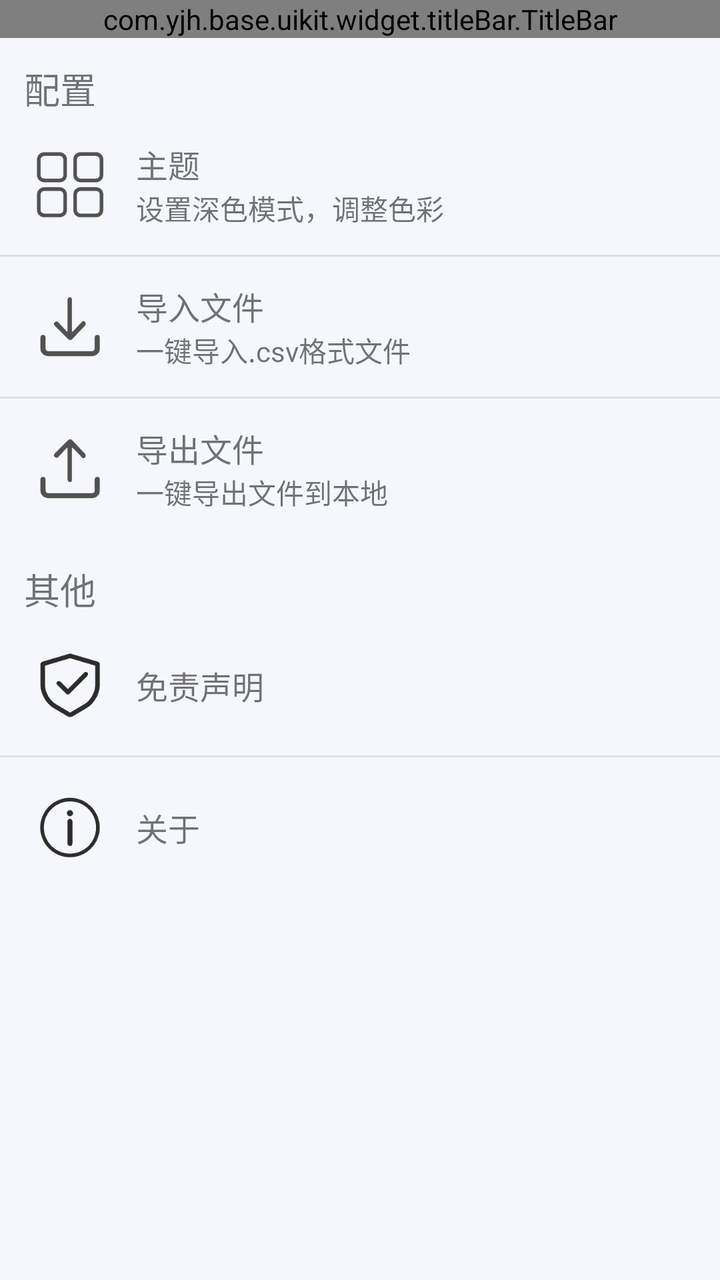
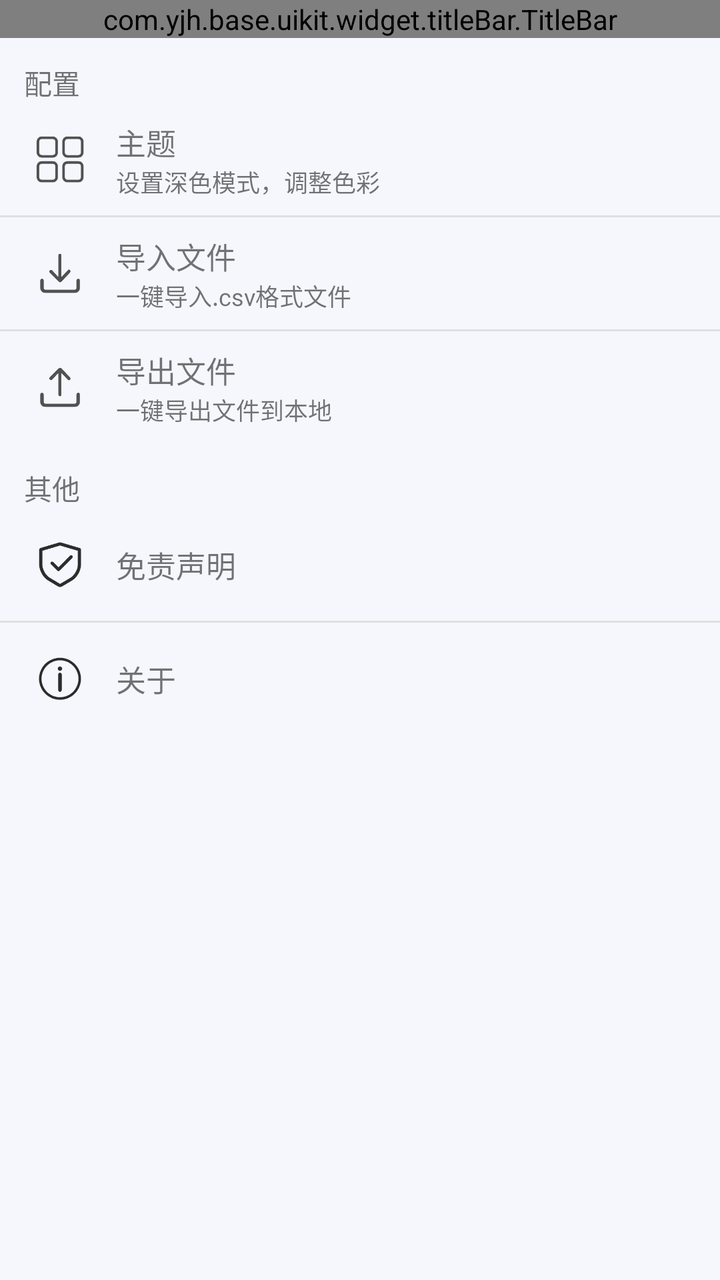

Screens rendered from an Android XML layout before and after an edit, with the pre-edit source and the edit as a unified diff.
<!-- AndroidManifest.xml: application theme Theme.Base -->
<!-- res/layout/ac_setting.xml -->
<?xml version="1.0" encoding="utf-8"?>
<androidx.constraintlayout.widget.ConstraintLayout xmlns:android="http://schemas.android.com/apk/res/android"
    xmlns:app="http://schemas.android.com/apk/res-auto"
    android:layout_width="match_parent"
    android:layout_height="match_parent"
    android:background="@color/grey_backGround">

    <com.yjh.base.uikit.widget.titleBar.TitleBar
        android:id="@+id/title_bar"
        android:layout_width="0dp"
        android:layout_height="wrap_content"
        android:background="@color/grey_backGround"
        app:layout_constraintEnd_toEndOf="parent"
        app:layout_constraintStart_toStartOf="parent"
        app:layout_constraintTop_toTopOf="parent" />

    <TextView
        android:id="@+id/tv_title_01"
        android:layout_width="match_parent"
        android:layout_height="wrap_content"
        android:text="配置"
        android:textSize="18dp"
        android:layout_margin="12dp"
        app:layout_constraintTop_toBottomOf="@id/title_bar"/>

    <androidx.constraintlayout.widget.ConstraintLayout
        android:id="@+id/cl_01"
        android:layout_width="match_parent"
        android:layout_height="wrap_content"
        android:clickable="true"
        android:focusable="true"
        android:padding="10dp"
        android:background="?attr/selectableItemBackground"
        app:layout_constraintTop_toBottomOf="@id/tv_title_01"
        app:layout_constraintStart_toStartOf="parent">

        <ImageView
            android:id="@+id/iv_01"
            android:layout_width="50dp"
            android:layout_height="50dp"
            android:padding="8dp"
            android:src="@drawable/pic_setting_theme"
            app:layout_constraintStart_toStartOf="parent"
            app:layout_constraintTop_toTopOf="parent"/>

        <TextView
            android:id="@+id/tv_main_01"
            android:layout_width="wrap_content"
            android:layout_height="wrap_content"
            android:text="主题"
            android:textSize="16dp"
            android:layout_marginStart="8dp"
            app:layout_constraintStart_toEndOf="@id/iv_01"
            app:layout_constraintBottom_toTopOf="@id/tv_01"
            app:layout_constraintTop_toTopOf="parent"
            app:layout_constraintVertical_chainStyle="packed"/>

        <TextView
            android:id="@+id/tv_01"
            android:layout_width="wrap_content"
            android:layout_height="wrap_content"
            android:text="设置深色模式，调整色彩"
            android:layout_marginStart="8dp"
            app:layout_constraintStart_toEndOf="@id/iv_01"
            app:layout_constraintBottom_toBottomOf="@id/iv_01"
            app:layout_constraintTop_toBottomOf="@id/tv_main_01"/>


    </androidx.constraintlayout.widget.ConstraintLayout>

    <View
        android:id="@+id/v_01"
        android:layout_width="match_parent"
        android:layout_height="1dp"
        android:background="#E0E0E0"
        app:layout_constraintTop_toBottomOf="@id/cl_01"/>

    <androidx.constraintlayout.widget.ConstraintLayout
        android:id="@+id/cl_02"
        android:padding="10dp"
        android:layout_width="match_parent"
        android:layout_height="wrap_content"
        app:layout_constraintTop_toBottomOf="@id/v_01"
        app:layout_constraintStart_toStartOf="parent">

        <ImageView
            android:id="@+id/iv_02"
            android:layout_width="50dp"
            android:layout_height="50dp"
            android:padding="10dp"
            android:src="@drawable/pic_setting_import"
            app:layout_constraintStart_toStartOf="parent"
            app:layout_constraintTop_toTopOf="parent"/>

        <TextView
            android:id="@+id/tv_main_02"
            android:layout_width="wrap_content"
            android:layout_height="wrap_content"
            android:text="导入文件"
            android:textSize="16dp"
            android:layout_marginStart="8dp"
            app:layout_constraintVertical_chainStyle="packed"
            app:layout_constraintStart_toEndOf="@id/iv_02"
            app:layout_constraintBottom_toTopOf="@id/tv_02"
            app:layout_constraintTop_toTopOf="parent" />

        <TextView
            android:id="@+id/tv_02"
            android:layout_width="wrap_content"
            android:layout_height="wrap_content"
            android:text="一键导入.csv格式文件"
            android:layout_marginStart="8dp"
            app:layout_constraintStart_toEndOf="@id/iv_02"
            app:layout_constraintBottom_toBottomOf="@id/iv_02"
            app:layout_constraintTop_toBottomOf="@id/tv_main_02"/>


    </androidx.constraintlayout.widget.ConstraintLayout>

    <View
        android:id="@+id/v_02"
        android:layout_width="match_parent"
        android:layout_height="1dp"
        android:background="#E0E0E0"
        app:layout_constraintTop_toBottomOf="@id/cl_02"/>

    <androidx.constraintlayout.widget.ConstraintLayout
        android:id="@+id/cl_03"
        android:padding="10dp"
        android:layout_width="match_parent"
        android:layout_height="wrap_content"
        app:layout_constraintTop_toBottomOf="@id/v_02"
        app:layout_constraintStart_toStartOf="parent">

        <ImageView
            android:id="@+id/iv_03"
            android:layout_width="50dp"
            android:layout_height="50dp"
            android:padding="10dp"
            android:src="@drawable/pic_setting_export"
            app:layout_constraintStart_toStartOf="parent"
            app:layout_constraintTop_toTopOf="parent"/>

        <TextView
            android:id="@+id/tv_main_03"
            android:layout_width="wrap_content"
            android:layout_height="wrap_content"
            android:text="导出文件"
            android:textSize="16dp"
            android:layout_marginStart="8dp"
            app:layout_constraintStart_toEndOf="@id/iv_03"
            app:layout_constraintVertical_chainStyle="packed"
            app:layout_constraintBottom_toTopOf="@id/tv_03"
            app:layout_constraintTop_toTopOf="parent" />

        <TextView
            android:id="@+id/tv_03"
            android:layout_width="wrap_content"
            android:layout_height="wrap_content"
            android:text="一键导出文件到本地"
            android:layout_marginStart="8dp"
            app:layout_constraintStart_toEndOf="@id/iv_03"
            app:layout_constraintTop_toBottomOf="@id/tv_main_03"
            app:layout_constraintBottom_toBottomOf="@id/iv_03"/>


    </androidx.constraintlayout.widget.ConstraintLayout>

    <TextView
        android:id="@+id/tv_title_02"
        android:layout_width="match_parent"
        android:layout_height="wrap_content"
        android:text="其他"
        android:textSize="18dp"
        android:layout_margin="12dp"
        app:layout_constraintTop_toBottomOf="@id/cl_03"/>

    <androidx.constraintlayout.widget.ConstraintLayout
        android:id="@+id/cl_04"
        android:padding="10dp"
        android:layout_width="match_parent"
        android:layout_height="wrap_content"
        app:layout_constraintTop_toBottomOf="@id/tv_title_02"
        app:layout_constraintStart_toStartOf="parent">

        <ImageView
            android:id="@+id/iv_04"
            android:layout_width="50dp"
            android:layout_height="50dp"
            android:padding="8dp"
            android:src="@drawable/pic_setting_disclaimers"
            app:layout_constraintStart_toStartOf="parent"
            app:layout_constraintTop_toTopOf="parent"/>

        <TextView
            android:id="@+id/tv_main_04"
            android:layout_width="wrap_content"
            android:layout_height="wrap_content"
            android:text="免责声明"
            android:textSize="16dp"
            android:layout_marginStart="8dp"
            app:layout_constraintStart_toEndOf="@id/iv_04"
            app:layout_constraintBottom_toBottomOf="@id/iv_04"
            app:layout_constraintTop_toTopOf="parent" />


    </androidx.constraintlayout.widget.ConstraintLayout>

    <View
        android:id="@+id/v_04"
        android:layout_width="match_parent"
        android:layout_height="1dp"
        android:background="#E0E0E0"
        app:layout_constraintTop_toBottomOf="@id/cl_04"/>

    <androidx.constraintlayout.widget.ConstraintLayout
        android:id="@+id/cl_05"
        android:padding="10dp"
        android:layout_width="match_parent"
        android:layout_height="wrap_content"
        app:layout_constraintTop_toBottomOf="@id/v_04"
        app:layout_constraintStart_toStartOf="parent">

        <ImageView
            android:id="@+id/iv_05"
            android:layout_width="50dp"
            android:layout_height="50dp"
            android:padding="8dp"
            android:src="@drawable/pic_setting_about_us"
            app:layout_constraintStart_toStartOf="parent"
            app:layout_constraintTop_toTopOf="parent"/>

        <TextView
            android:id="@+id/tv_main_05"
            android:layout_width="wrap_content"
            android:layout_height="wrap_content"
            android:text="关于"
            android:textSize="16dp"
            android:layout_marginStart="8dp"
            app:layout_constraintStart_toEndOf="@id/iv_05"
            app:layout_constraintTop_toTopOf="parent"
            app:layout_constraintBottom_toBottomOf="@id/iv_05"/>


    </androidx.constraintlayout.widget.ConstraintLayout>


</androidx.constraintlayout.widget.ConstraintLayout>
<!-- resources referenced by this layout -->
<resources>
  <color name="grey_backGround">#f5f7fd</color>
  <!-- drawable pic_setting_about_us: png bitmap (drawable, 3036 bytes) -->
  <!-- drawable pic_setting_disclaimers: png bitmap (drawable, 2892 bytes) -->
  <!-- drawable pic_setting_export: png bitmap (drawable, 1919 bytes) -->
  <!-- drawable pic_setting_import: png bitmap (drawable, 1894 bytes) -->
  <!-- drawable pic_setting_theme: png bitmap (drawable, 2733 bytes) -->
  <style name="Theme.Base" parent="Theme.MaterialComponents.Light.NoActionBar.Bridge">
  
          <item name="android:statusBarColor">@android:color/transparent</item>
          <item name="android:windowLightStatusBar">true</item>
      </style>
</resources>

<!-- the commit's change to res/layout/ac_setting.xml (unified diff, before → after) -->
@@ -19,7 +19,7 @@
         android:layout_width="match_parent"
         android:layout_height="wrap_content"
         android:text="配置"
-        android:textSize="18dp"
+        android:textSize="14sp"
         android:layout_margin="12dp"
         app:layout_constraintTop_toBottomOf="@id/title_bar"/>
 
@@ -29,26 +29,30 @@
         android:layout_height="wrap_content"
         android:clickable="true"
         android:focusable="true"
-        android:padding="10dp"
+        android:paddingStart="10dp"
+        android:paddingEnd="10dp"
+        android:paddingTop="8dp"
+        android:paddingBottom="8dp"
         android:background="?attr/selectableItemBackground"
         app:layout_constraintTop_toBottomOf="@id/tv_title_01"
         app:layout_constraintStart_toStartOf="parent">
 
         <ImageView
             android:id="@+id/iv_01"
-            android:layout_width="50dp"
-            android:layout_height="50dp"
+            android:layout_width="40dp"
+            android:layout_height="40dp"
             android:padding="8dp"
             android:src="@drawable/pic_setting_theme"
             app:layout_constraintStart_toStartOf="parent"
-            app:layout_constraintTop_toTopOf="parent"/>
+            app:layout_constraintTop_toTopOf="parent"
+            app:layout_constraintBottom_toBottomOf="parent"/>
 
         <TextView
             android:id="@+id/tv_main_01"
             android:layout_width="wrap_content"
             android:layout_height="wrap_content"
             android:text="主题"
-            android:textSize="16dp"
+            android:textSize="15sp"
             android:layout_marginStart="8dp"
             app:layout_constraintStart_toEndOf="@id/iv_01"
             app:layout_constraintBottom_toTopOf="@id/tv_01"
@@ -61,6 +65,7 @@
             android:layout_height="wrap_content"
             android:text="设置深色模式，调整色彩"
             android:layout_marginStart="8dp"
+            android:textSize="12sp"
             app:layout_constraintStart_toEndOf="@id/iv_01"
             app:layout_constraintBottom_toBottomOf="@id/iv_01"
             app:layout_constraintTop_toBottomOf="@id/tv_main_01"/>
@@ -77,19 +82,26 @@
 
     <androidx.constraintlayout.widget.ConstraintLayout
         android:id="@+id/cl_02"
-        android:padding="10dp"
-        android:layout_width="match_parent"
-        android:layout_height="wrap_content"
+        android:paddingStart="10dp"
+        android:paddingEnd="10dp"
+        android:paddingTop="8dp"
+        android:paddingBottom="8dp"
+        android:clickable="true"
+        android:focusable="true"
+        android:layout_width="match_parent"
+        android:layout_height="wrap_content"
+        android:background="?attr/selectableItemBackground"
         app:layout_constraintTop_toBottomOf="@id/v_01"
         app:layout_constraintStart_toStartOf="parent">
 
         <ImageView
             android:id="@+id/iv_02"
-            android:layout_width="50dp"
-            android:layout_height="50dp"
+            android:layout_width="40dp"
+            android:layout_height="40dp"
             android:padding="10dp"
             android:src="@drawable/pic_setting_import"
             app:layout_constraintStart_toStartOf="parent"
+            app:layout_constraintBottom_toBottomOf="parent"
             app:layout_constraintTop_toTopOf="parent"/>
 
         <TextView
@@ -97,8 +109,8 @@
             android:layout_width="wrap_content"
             android:layout_height="wrap_content"
             android:text="导入文件"
-            android:textSize="16dp"
-            android:layout_marginStart="8dp"
+            android:layout_marginStart="8dp"
+            android:textSize="15sp"
             app:layout_constraintVertical_chainStyle="packed"
             app:layout_constraintStart_toEndOf="@id/iv_02"
             app:layout_constraintBottom_toTopOf="@id/tv_02"
@@ -109,6 +121,7 @@
             android:layout_width="wrap_content"
             android:layout_height="wrap_content"
             android:text="一键导入.csv格式文件"
+            android:textSize="12sp"
             android:layout_marginStart="8dp"
             app:layout_constraintStart_toEndOf="@id/iv_02"
             app:layout_constraintBottom_toBottomOf="@id/iv_02"
@@ -126,19 +139,26 @@
 
     <androidx.constraintlayout.widget.ConstraintLayout
         android:id="@+id/cl_03"
-        android:padding="10dp"
-        android:layout_width="match_parent"
-        android:layout_height="wrap_content"
+        android:paddingStart="10dp"
+        android:paddingEnd="10dp"
+        android:paddingTop="8dp"
+        android:paddingBottom="8dp"
+        android:clickable="true"
+        android:focusable="true"
+        android:layout_width="match_parent"
+        android:layout_height="wrap_content"
+        android:background="?attr/selectableItemBackground"
         app:layout_constraintTop_toBottomOf="@id/v_02"
         app:layout_constraintStart_toStartOf="parent">
 
         <ImageView
             android:id="@+id/iv_03"
-            android:layout_width="50dp"
-            android:layout_height="50dp"
+            android:layout_width="40dp"
+            android:layout_height="40dp"
             android:padding="10dp"
             android:src="@drawable/pic_setting_export"
             app:layout_constraintStart_toStartOf="parent"
+            app:layout_constraintBottom_toBottomOf="parent"
             app:layout_constraintTop_toTopOf="parent"/>
 
         <TextView
@@ -146,8 +166,8 @@
             android:layout_width="wrap_content"
             android:layout_height="wrap_content"
             android:text="导出文件"
-            android:textSize="16dp"
-            android:layout_marginStart="8dp"
+            android:layout_marginStart="8dp"
+            android:textSize="15sp"
             app:layout_constraintStart_toEndOf="@id/iv_03"
             app:layout_constraintVertical_chainStyle="packed"
             app:layout_constraintBottom_toTopOf="@id/tv_03"
@@ -158,6 +178,7 @@
             android:layout_width="wrap_content"
             android:layout_height="wrap_content"
             android:text="一键导出文件到本地"
+            android:textSize="12sp"
             android:layout_marginStart="8dp"
             app:layout_constraintStart_toEndOf="@id/iv_03"
             app:layout_constraintTop_toBottomOf="@id/tv_main_03"
@@ -171,25 +192,32 @@
         android:layout_width="match_parent"
         android:layout_height="wrap_content"
         android:text="其他"
-        android:textSize="18dp"
+        android:textSize="14sp"
         android:layout_margin="12dp"
         app:layout_constraintTop_toBottomOf="@id/cl_03"/>
 
     <androidx.constraintlayout.widget.ConstraintLayout
         android:id="@+id/cl_04"
-        android:padding="10dp"
-        android:layout_width="match_parent"
-        android:layout_height="wrap_content"
+        android:paddingStart="10dp"
+        android:paddingEnd="10dp"
+        android:paddingTop="8dp"
+        android:paddingBottom="8dp"
+        android:layout_width="match_parent"
+        android:layout_height="wrap_content"
+        android:clickable="true"
+        android:focusable="true"
+        android:background="?attr/selectableItemBackground"
         app:layout_constraintTop_toBottomOf="@id/tv_title_02"
         app:layout_constraintStart_toStartOf="parent">
 
         <ImageView
             android:id="@+id/iv_04"
-            android:layout_width="50dp"
-            android:layout_height="50dp"
+            android:layout_width="40dp"
+            android:layout_height="40dp"
             android:padding="8dp"
             android:src="@drawable/pic_setting_disclaimers"
             app:layout_constraintStart_toStartOf="parent"
+            app:layout_constraintBottom_toBottomOf="parent"
             app:layout_constraintTop_toTopOf="parent"/>
 
         <TextView
@@ -197,8 +225,8 @@
             android:layout_width="wrap_content"
             android:layout_height="wrap_content"
             android:text="免责声明"
-            android:textSize="16dp"
-            android:layout_marginStart="8dp"
+            android:layout_marginStart="8dp"
+            android:textSize="15sp"
             app:layout_constraintStart_toEndOf="@id/iv_04"
             app:layout_constraintBottom_toBottomOf="@id/iv_04"
             app:layout_constraintTop_toTopOf="parent" />
@@ -215,19 +243,26 @@
 
     <androidx.constraintlayout.widget.ConstraintLayout
         android:id="@+id/cl_05"
-        android:padding="10dp"
-        android:layout_width="match_parent"
-        android:layout_height="wrap_content"
+        android:paddingStart="10dp"
+        android:paddingEnd="10dp"
+        android:paddingTop="8dp"
+        android:paddingBottom="8dp"
+        android:clickable="true"
+        android:focusable="true"
+        android:layout_width="match_parent"
+        android:layout_height="wrap_content"
+        android:background="?attr/selectableItemBackground"
         app:layout_constraintTop_toBottomOf="@id/v_04"
         app:layout_constraintStart_toStartOf="parent">
 
         <ImageView
             android:id="@+id/iv_05"
-            android:layout_width="50dp"
-            android:layout_height="50dp"
+            android:layout_width="40dp"
+            android:layout_height="40dp"
             android:padding="8dp"
             android:src="@drawable/pic_setting_about_us"
             app:layout_constraintStart_toStartOf="parent"
+            app:layout_constraintBottom_toBottomOf="parent"
             app:layout_constraintTop_toTopOf="parent"/>
 
         <TextView
@@ -235,8 +270,8 @@
             android:layout_width="wrap_content"
             android:layout_height="wrap_content"
             android:text="关于"
-            android:textSize="16dp"
-            android:layout_marginStart="8dp"
+            android:layout_marginStart="8dp"
+            android:textSize="15sp"
             app:layout_constraintStart_toEndOf="@id/iv_05"
             app:layout_constraintTop_toTopOf="parent"
             app:layout_constraintBottom_toBottomOf="@id/iv_05"/>
